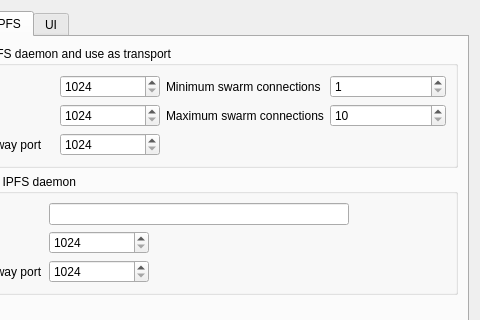
Qt form galacteek/ui/settings.ui (pinnaculum/galacteek) before a commit; both pictures show x 96 to 576 and y 0 to 320 of the 576 by 421 pixel window.
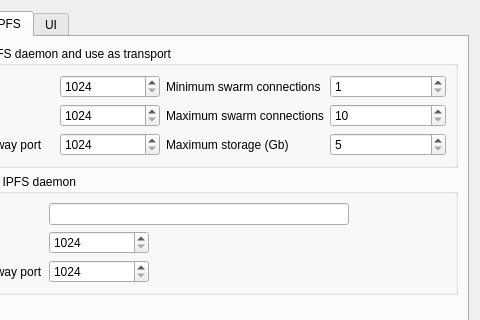
The same form after that commit. The open tabs and pages were chosen to show the change.

Diff of the .ui file:
```diff
--- a/galacteek/ui/settings.ui
+++ b/galacteek/ui/settings.ui
@@ -226,6 +226,23 @@
               </property>
              </widget>
             </item>
+            <item row="2" column="2">
+             <widget class="QLabel" name="label_5">
+              <property name="text">
+               <string>Maximum storage (Gb)</string>
+              </property>
+             </widget>
+            </item>
+            <item row="2" column="3">
+             <widget class="QSpinBox" name="storageMax">
+              <property name="minimum">
+               <number>5</number>
+              </property>
+              <property name="maximum">
+               <number>2048</number>
+              </property>
+             </widget>
+            </item>
            </layout>
           </widget>
          </item>
```
Left out of the diff: 2 changed lines with no effect on the pictures.
